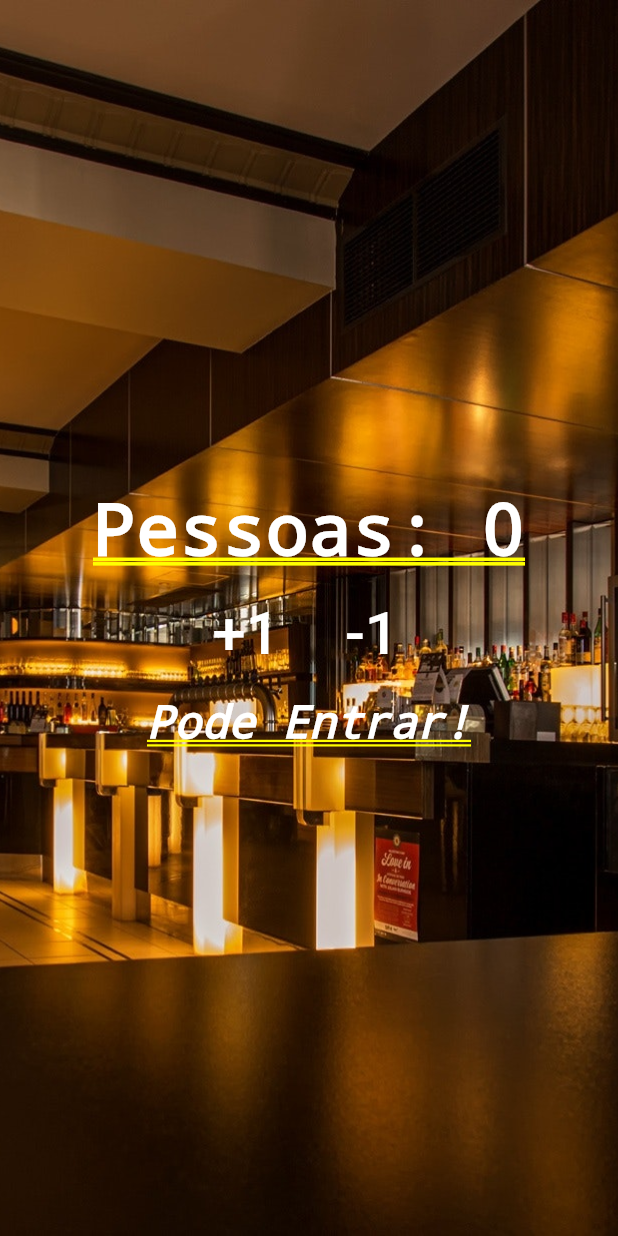
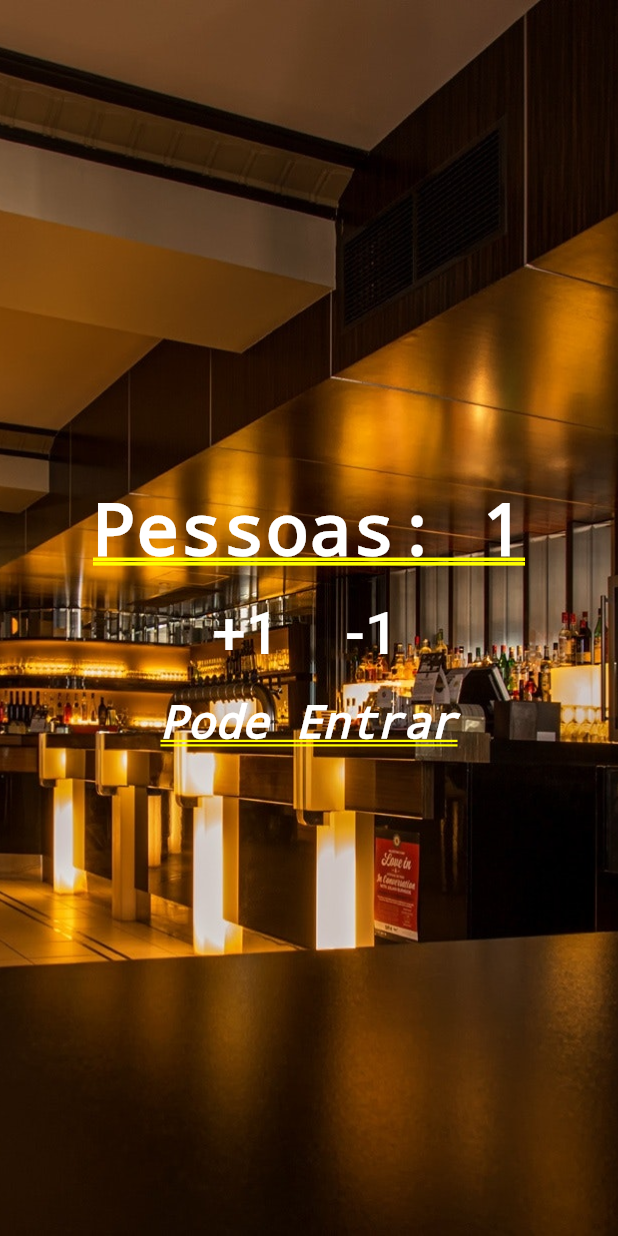
Before and after one commit to jkurashima/contador_de_pessoas, a Flutter app: the screen it shows after launch, after a tap on "+1", on a phone screen of 412 x 824 dp. Run offline on Flutter 3.47's test engine with Material 2 defaults, Android fonts, the phone set to English and light mode, and no system bars.

```diff
--- a/lib/main.dart
+++ b/lib/main.dart
@@ -8,7 +8,34 @@ import 'package:flutter/material.dart';
 void main() {
   runApp(MaterialApp(
       title: "Contador de Pessoas",
-      home: Stack(
+      home: Home()));
+}
+
+class Home extends StatefulWidget {
+  @override
+  _HomeState createState() => _HomeState();
+}
+
+class _HomeState extends State<Home> {
+
+  int _people = 0;
+  String _infoText = "Pode Entrar!";
+  void _changePeople(int delta){
+    setState(() {
+      _people += delta;
+      if(_people < 0){
+        _infoText = "Mundo invertido?";
+      }else if (_people <= 10){
+        _infoText = "Pode Entrar";
+      }else {
+        _infoText = "Lotado!";
+      }
+    });
+  }
+
+  @override
+  Widget build(BuildContext context) {
+    return Stack(
       children: <Widget>[
         Image.asset(
           "images/restaurant.jpg",
@@ -19,7 +46,7 @@ void main() {
           mainAxisAlignment: MainAxisAlignment.center,
           children: <Widget>[
             Text(
-                "Pessoas: 0",
+              "Pessoas: $_people",
               style:
               TextStyle(color: Colors.white, fontWeight: FontWeight.bold),
             ),
@@ -29,7 +56,9 @@ void main() {
                 Padding(
                   padding: EdgeInsets.all(10.0),
                   child: TextButton(
-                        onPressed: () {},
+                      onPressed: (){
+                        _changePeople(1);
+                      },
                       child: Text(
                         "+1",
                         style: TextStyle(fontSize: 40.0, color: Colors.white),
@@ -38,7 +67,9 @@ void main() {
                 Padding(
                   padding: EdgeInsets.all(10.0),
                   child: TextButton(
-                        onPressed: () {},
+                      onPressed: (){
+                        _changePeople(-1);
+                      },
                       child: Text(
                         "-1",
                         style: TextStyle(fontSize: 40.0, color: Colors.white),
@@ -47,7 +78,7 @@ void main() {
               ],
             ),
             Text(
-                "Pode Entrar!",
+              _infoText,
               style: TextStyle(
                   color: Colors.white,
                   fontStyle: FontStyle.italic,
@@ -56,5 +87,6 @@ void main() {
           ],
         )
       ],
-      )));
+    );
   }
+}
```
Lines whose indentation alone changed are shown as unchanged.
